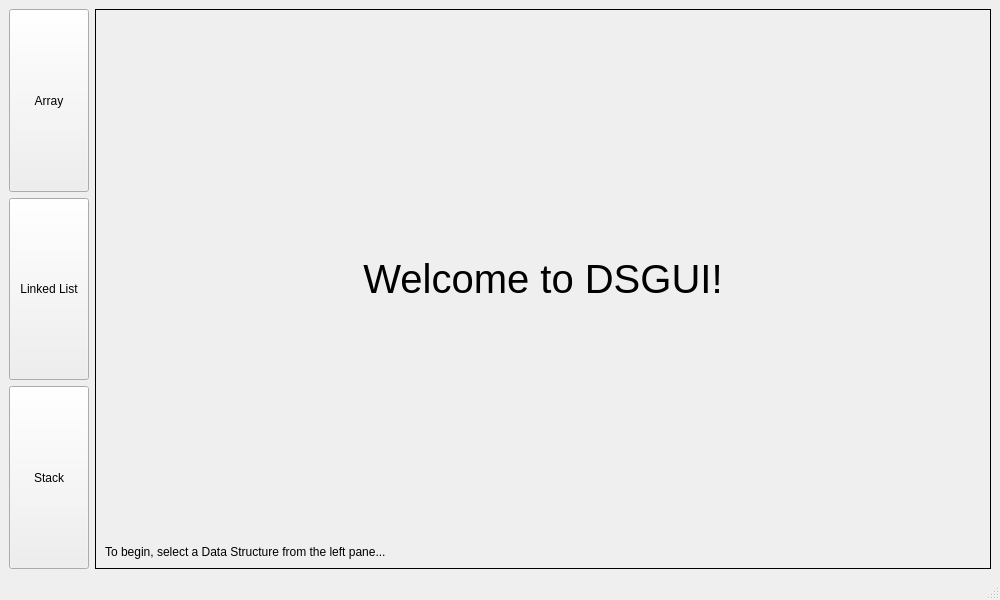
The window that mainwindow.ui (priyanshagrahari/DSGUI) describes before a commit, drawn with Qt 5.
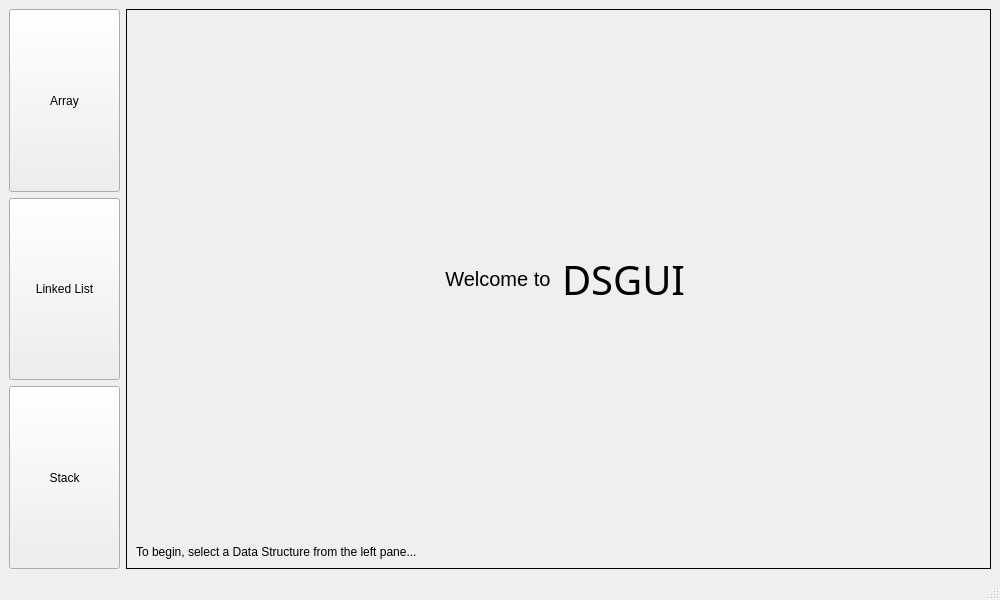
The same window after the commit.

What changed in the file:
```diff
--- a/mainwindow.ui
+++ b/mainwindow.ui
@@ -39,6 +39,12 @@
             <verstretch>0</verstretch>
            </sizepolicy>
           </property>
+          <property name="minimumSize">
+           <size>
+            <width>111</width>
+            <height>0</height>
+           </size>
+          </property>
           <property name="text">
            <string>Array</string>
           </property>
@@ -93,6 +99,8 @@
          <item>
           <layout class="QVBoxLayout" name="verticalLayout">
            <item>
+            <layout class="QHBoxLayout" name="horizontalLayout_2">
+             <item>
             <widget class="QLabel" name="welcome">
              <property name="sizePolicy">
               <sizepolicy hsizetype="MinimumExpanding" vsizetype="Preferred">
@@ -102,16 +110,37 @@
              </property>
              <property name="font">
               <font>
-               <pointsize>30</pointsize>
+                 <pointsize>15</pointsize>
               </font>
              </property>
              <property name="text">
-              <string>Welcome to DSGUI!</string>
+                <string>&lt;html&gt;&lt;head/&gt;&lt;body&gt;&lt;p align=&quot;right&quot;&gt;Welcome to &lt;/p&gt;&lt;/body&gt;&lt;/html&gt;</string>
              </property>
              <property name="alignment">
               <set>Qt::AlignCenter</set>
              </property>
             </widget>
+             </item>
+             <item>
+              <widget class="QLabel" name="label">
+               <property name="sizePolicy">
+                <sizepolicy hsizetype="MinimumExpanding" vsizetype="Preferred">
+                 <horstretch>0</horstretch>
+                 <verstretch>0</verstretch>
+                </sizepolicy>
+               </property>
+               <property name="font">
+                <font>
+                 <family>Rockwell</family>
+                 <pointsize>30</pointsize>
+                </font>
+               </property>
+               <property name="text">
+                <string>DSGUI</string>
+               </property>
+              </widget>
+             </item>
+            </layout>
            </item>
            <item>
             <widget class="QLabel" name="begin">
```
Lines whose indentation alone changed are shown as unchanged.
